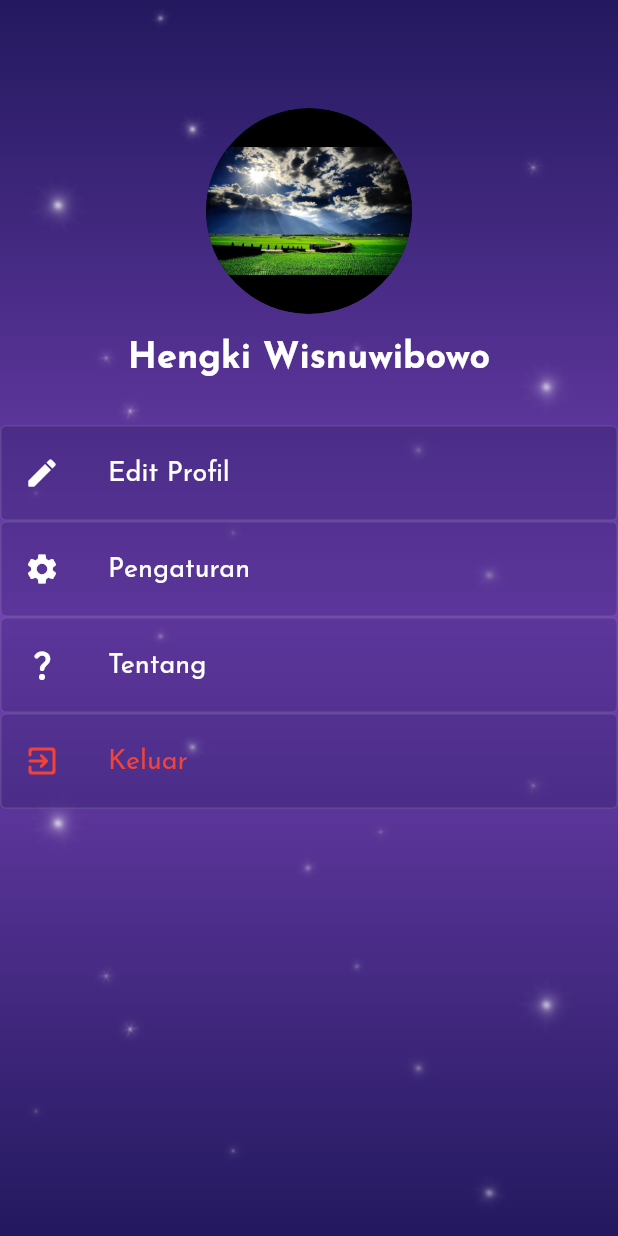
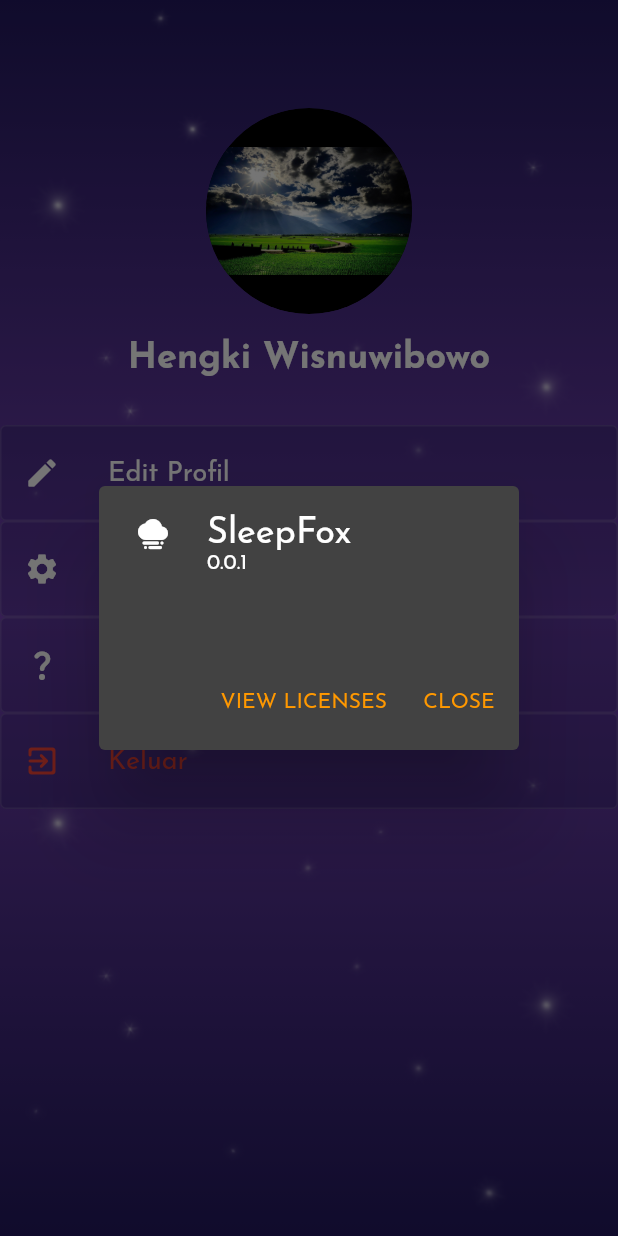
Before and after one commit to Raixard/SleepFox, a Flutter app: the ProfilePage screen opened directly, after a tap on "Tentang", on a phone screen of 412 x 824 dp. Run offline on Flutter 3.47's test engine with Material 2 defaults, Android fonts, the phone set to English and light mode, and no system bars; our stand-ins replace cloud_firestore, firebase_auth, firebase_core, get; accounts and stored records are empty.

Commit message:
Update tentang

```diff
--- a/lib/pages/profile_page.dart
+++ b/lib/pages/profile_page.dart
@@ -37,8 +37,7 @@ class ProfilePage extends StatelessWidget {
                 ProfileButton(
                   icon: const Icon(Icons.edit_rounded),
                   text: "Edit Profil",
-                  onPressed: () {
-                  },
+                  onPressed: () {},
                 ),
                 ProfileButton(
                   icon: const Icon(Icons.settings),
@@ -48,7 +47,14 @@ class ProfilePage extends StatelessWidget {
                 ProfileButton(
                   icon: const Icon(Icons.question_mark_rounded),
                   text: "Tentang",
-                  onPressed: () {},
+                  onPressed: () {
+                    showAboutDialog(
+                      context: context,
+                      applicationVersion: "0.0.1",
+                      applicationName: "SleepFox",
+                      applicationIcon: const Icon(Icons.foggy),
+                    );
+                  },
                 ),
                 ProfileButton(
                   icon: const Icon(Icons.exit_to_app_rounded),
```
